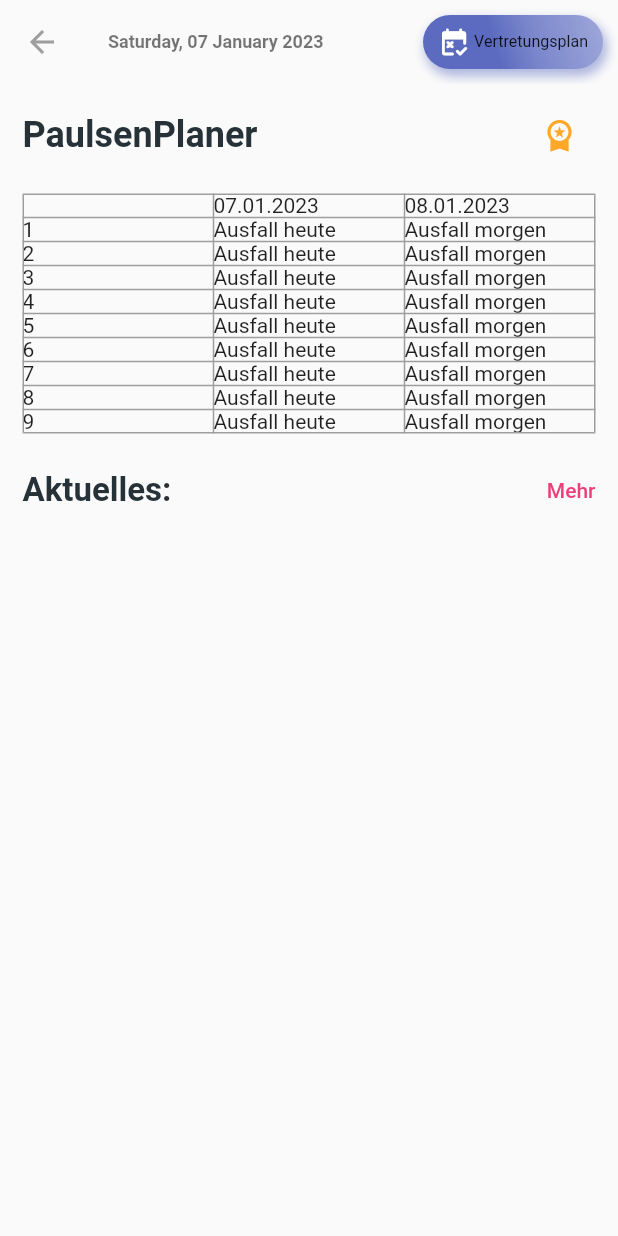
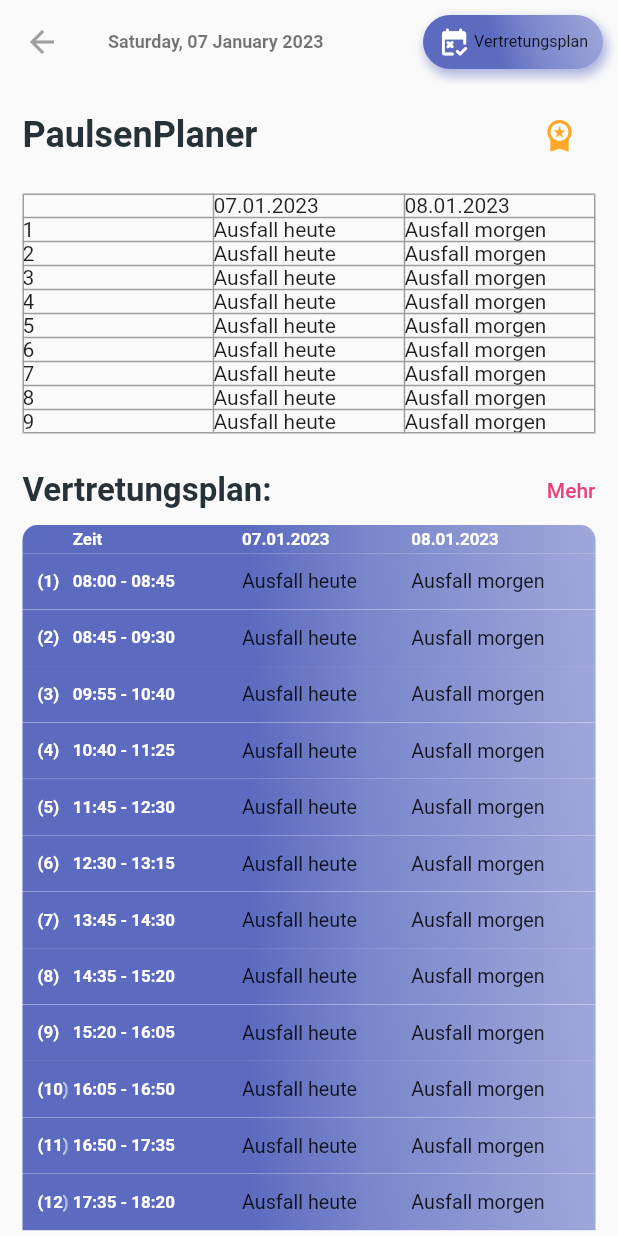
Before and after one commit to AlexInABox/paulsen-checker, a Flutter app: the SubstitutionScreen screen opened by its route, on a phone screen of 412 x 824 dp. Run offline on Flutter 3.47's test engine with Material 2 defaults, Android fonts, the phone set to English and light mode, and no system bars; our stand-ins replace flutter_svg, sizer; Roboto replaces fonts that are missing (System).

Commit message:
proper table

```diff
--- a/lib/pages/substitution.dart
+++ b/lib/pages/substitution.dart
@@ -5,6 +5,7 @@ import 'package:task_management/core/res/color.dart';
 import 'package:task_management/core/routes/routes.dart';
 import 'package:task_management/widgets/circle_gradient_icon.dart';
 import 'package:task_management/widgets/task_group.dart';
+import 'package:task_management/widgets/substitution_row.dart';
 import 'package:intl/intl.dart'; //for time
 //import main.dart for the global variables
 import 'package:task_management/main.dart';
@@ -93,6 +94,73 @@ Stack _buildBody() {
               const SizedBox(
                 height: 10,
               ),
+              SubstitutionRowContainer(
+                onTap: () {},
+                color: Colors.indigo,
+                rowIndex: 0,
+                isHeader: true,
+              ),
+              SubstitutionRowContainer(
+                onTap: () {},
+                color: Colors.indigo,
+                rowIndex: 1,
+              ),
+              SubstitutionRowContainer(
+                onTap: () {},
+                color: Colors.indigo,
+                rowIndex: 2,
+              ),
+              SubstitutionRowContainer(
+                onTap: () {},
+                color: Colors.indigo,
+                rowIndex: 3,
+              ),
+              SubstitutionRowContainer(
+                onTap: () {},
+                color: Colors.indigo,
+                rowIndex: 4,
+              ),
+              SubstitutionRowContainer(
+                onTap: () {},
+                color: Colors.indigo,
+                rowIndex: 5,
+              ),
+              SubstitutionRowContainer(
+                onTap: () {},
+                color: Colors.indigo,
+                rowIndex: 6,
+              ),
+              SubstitutionRowContainer(
+                onTap: () {},
+                color: Colors.indigo,
+                rowIndex: 7,
+              ),
+              SubstitutionRowContainer(
+                onTap: () {},
+                color: Colors.indigo,
+                rowIndex: 8,
+              ),
+              SubstitutionRowContainer(
+                onTap: () {},
+                color: Colors.indigo,
+                rowIndex: 9,
+              ),
+              SubstitutionRowContainer(
+                onTap: () {},
+                color: Colors.indigo,
+                rowIndex: 10,
+              ),
+              SubstitutionRowContainer(
+                onTap: () {},
+                color: Colors.indigo,
+                rowIndex: 11,
+              ),
+              SubstitutionRowContainer(
+                onTap: () {},
+                color: Colors.indigo,
+                rowIndex: 12,
+              ),
+
               const SizedBox(
                 height: 40,
               ),
@@ -110,7 +178,7 @@ Row _onGoingHeader() {
     crossAxisAlignment: CrossAxisAlignment.center,
     children: [
       Text(
-        "Aktuelles: ",
+        "Vertretungsplan: ",
         style: TextStyle(
           color: Colors.blueGrey[900],
           fontWeight: FontWeight.w700,
--- /dev/null
+++ b/lib/widgets/substitution_row.dart
@@ -0,0 +1,173 @@
+import 'dart:convert';
+
+import 'package:flutter/material.dart';
+import 'package:task_management/core/res/color.dart';
+import 'package:task_management/pages/home.dart';
+import 'package:task_management/pages/substitution.dart';
+import 'package:task_management/pages/substitution.dart';
+
+hourToTime(hour) {
+  if (hour == 1) {
+    return "08:00 - 08:45";
+  }
+  if (hour == 2) {
+    return "08:45 - 09:30";
+  }
+  if (hour == 3) {
+    return "09:55 - 10:40";
+  }
+  if (hour == 4) {
+    return "10:40 - 11:25";
+  }
+  if (hour == 5) {
+    return "11:45 - 12:30";
+  }
+  if (hour == 6) {
+    return "12:30 - 13:15";
+  }
+  if (hour == 7) {
+    return "13:45 - 14:30";
+  }
+  if (hour == 8) {
+    return "14:35 - 15:20";
+  }
+  if (hour == 9) {
+    return "15:20 - 16:05";
+  }
+  if (hour == 10) {
+    return "16:05 - 16:50";
+  }
+  if (hour == 11) {
+    return "16:50 - 17:35";
+  }
+  if (hour == 12) {
+    return "17:35 - 18:20";
+  } else {
+    return "nodata";
+  }
+}
+
+class SubstitutionRowContainer extends StatelessWidget {
+  final MaterialColor color;
+  final int rowIndex;
+  final VoidCallback? onTap;
+  final bool? isHeader;
+  //final double iconSize;
+  //final IconData icon;
+  //final String taskGroup;
+  //final num taskCount;
+  //final VoidCallback? onTap;
+  const SubstitutionRowContainer({
+    Key? key,
+    this.color = Colors.blue,
+    this.isHeader = false,
+    this.onTap,
+    required this.rowIndex,
+    //required this.iconSize,
+  }) : super(key: key);
+
+  @override
+  Widget build(BuildContext context) {
+    return Material(
+      child: InkWell(
+        onTap: onTap,
+        child: Container(
+          padding:
+              const EdgeInsets.only(left: 10, right: 10, top: 0, bottom: 0),
+          decoration: BoxDecoration(
+            color: color[400],
+            gradient: AppColors.getDarkLinearGradient(color),
+            borderRadius: isHeader!
+                ? const BorderRadius.only(
+                    topLeft: Radius.circular(10),
+                    topRight: Radius.circular(10),
+                  )
+                : const BorderRadius.horizontal(),
+          ),
+          child: FractionallySizedBox(
+            widthFactor: 1.0,
+            child: FittedBox(
+              fit: BoxFit.scaleDown,
+              child: Row(
+                mainAxisAlignment: MainAxisAlignment.start,
+                crossAxisAlignment: CrossAxisAlignment.center,
+                children: [
+                  SizedBox(
+                    height: isHeader! ? 20 : 40,
+                  ),
+                  SizedBox(
+                    width: 25,
+                    child: Text(
+                      isHeader! ? "" : "($rowIndex) ",
+                      textAlign: TextAlign.left,
+                      overflow: TextOverflow.fade,
+                      softWrap: false,
+                      style: Theme.of(context).textTheme.bodySmall!.copyWith(
+                            fontWeight: FontWeight.bold,
+                            color: Colors.white,
+                          ),
+                    ),
+                  ),
+                  SizedBox(
+                    width: 120,
+                    child: Text(
+                      isHeader! ? "Zeit" : hourToTime(rowIndex),
+                      style: Theme.of(context).textTheme.bodySmall!.copyWith(
+                            fontWeight: FontWeight.bold,
+                            color: Colors.white,
+                          ),
+                    ),
+                  ),
+                  SizedBox(
+                    width: 120,
+                    child: isHeader!
+                        ? Text(
+                            getDate(true).toString(),
+                            style:
+                                Theme.of(context).textTheme.bodySmall!.copyWith(
+                                      fontWeight: FontWeight.bold,
+                                      color: Colors.white,
+                                    ),
+                          )
+                        : FutureBuilder(
+                            future: getSubstitution(rowIndex, true),
+                            builder: (context, snapshot) {
+                              if (snapshot.hasData) {
+                                return Text(snapshot.data.toString());
+                              } else {
+                                return const Text('Loading...');
+                              }
+                            },
+                          ),
+                  ),
+                  SizedBox(
+                    width: 120,
+                    child: isHeader!
+                        ? Text(
+                            getDateTomorrow(true).toString(),
+                            style:
+                                Theme.of(context).textTheme.bodySmall!.copyWith(
+                                      fontWeight: FontWeight.bold,
+                                      color: Colors.white,
+                                    ),
+                          )
+                        : FutureBuilder(
+                            future: getSubstitution(rowIndex, false),
+                            builder: (context, snapshot) {
+                              if (snapshot.hasData) {
+                                return Text(snapshot.data.toString());
+                              } else {
+                                return const Text('Loading...');
+                              }
+                            },
+                          ),
+                  ),
+                ],
+              ),
+            ),
+          ),
+        ),
+      ),
+    );
+  }
+}
```
